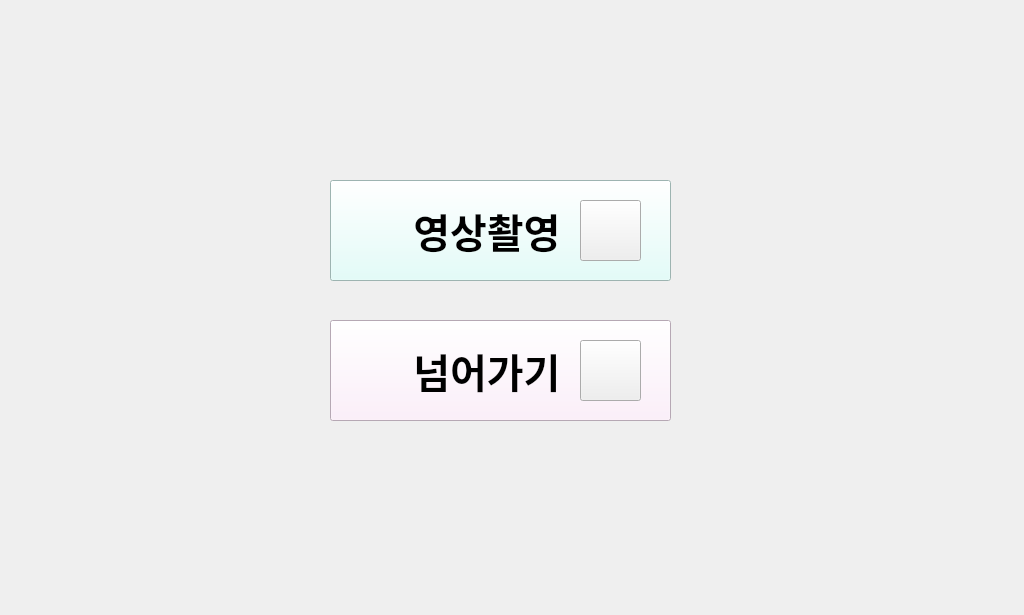
The window that IoT/SelectPage.ui (cmkds/job-tender-project) describes before a commit, drawn with Qt 5.
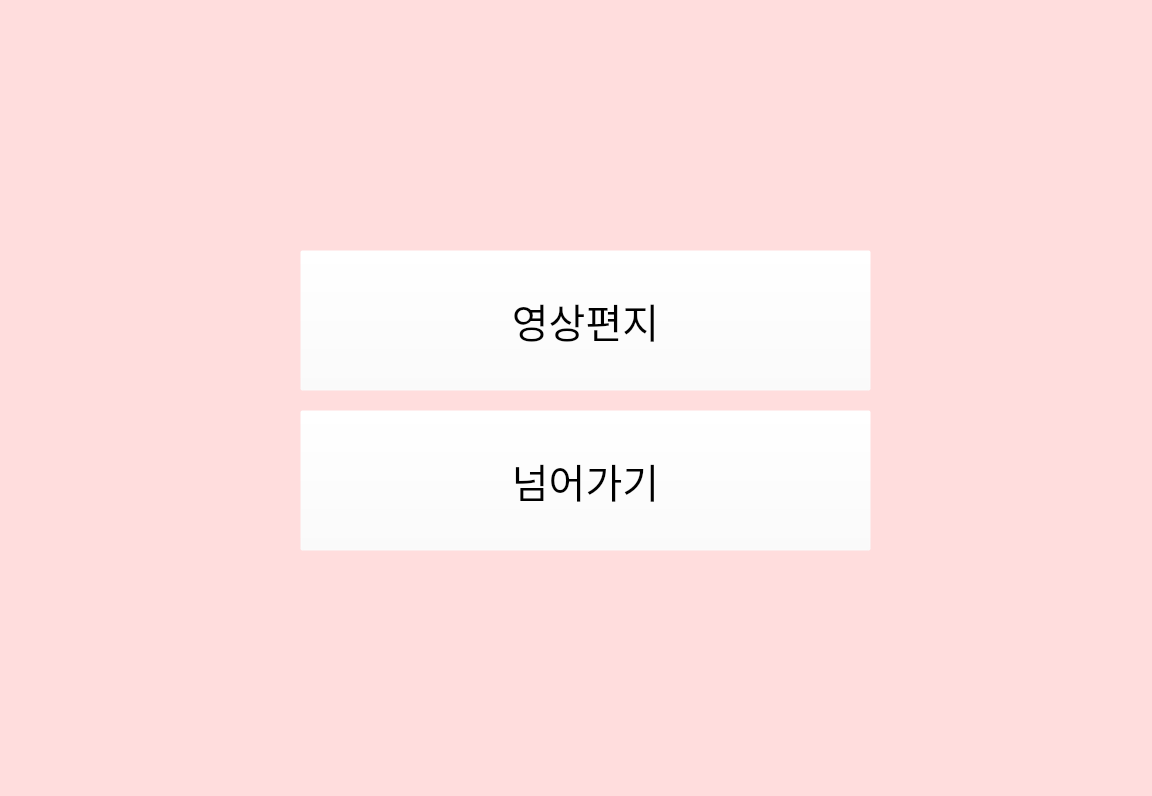
The same window after the commit. Icons and pictures are not drawn.

```diff
--- a/IoT/SelectPage.ui
+++ b/IoT/SelectPage.ui
@@ -6,8 +6,8 @@
    <rect>
     <x>0</x>
     <y>0</y>
-    <width>1024</width>
-    <height>615</height>
+    <width>1152</width>
+    <height>796</height>
    </rect>
   </property>
   <property name="font">
@@ -19,84 +19,53 @@
   <property name="windowTitle">
    <string>Form</string>
   </property>
+  <property name="styleSheet">
+   <string notr="true">background-color: rgb(255, 221, 221);</string>
+  </property>
   <widget class="QPushButton" name="videoBtn">
    <property name="geometry">
     <rect>
-     <x>330</x>
-     <y>180</y>
-     <width>341</width>
-     <height>101</height>
+     <x>300</x>
+     <y>250</y>
+     <width>571</width>
+     <height>141</height>
     </rect>
    </property>
    <property name="font">
     <font>
-     <family>휴먼편지체</family>
+     <family>강원교육모두 Bold</family>
      <pointsize>30</pointsize>
-     <weight>75</weight>
-     <bold>true</bold>
     </font>
    </property>
    <property name="styleSheet">
-    <string notr="true">background-color: rgb(220, 252, 248);</string>
+    <string notr="true">border-image: url(:/images/btn.png);
+background-color: rgba(255, 255, 255, 0);</string>
    </property>
    <property name="text">
-    <string>영상촬영   </string>
+    <string>영상편지</string>
    </property>
   </widget>
   <widget class="QPushButton" name="skipBtn">
    <property name="geometry">
     <rect>
-     <x>330</x>
-     <y>320</y>
-     <width>341</width>
-     <height>101</height>
+     <x>300</x>
+     <y>410</y>
+     <width>571</width>
+     <height>141</height>
     </rect>
    </property>
    <property name="font">
     <font>
-     <family>휴먼편지체</family>
+     <family>강원교육모두 Bold</family>
      <pointsize>30</pointsize>
-     <weight>75</weight>
-     <bold>true</bold>
     </font>
    </property>
    <property name="styleSheet">
-    <string notr="true">background-color: rgb(255, 235, 252);</string>
+    <string notr="true">border-image: url(:/images/btn.png);
+background-color: rgba(255, 255, 255, 0);</string>
    </property>
    <property name="text">
-    <string>넘어가기   </string>
-   </property>
-  </widget>
-  <widget class="QPushButton" name="pushButton_3">
-   <property name="geometry">
-    <rect>
-     <x>580</x>
-     <y>200</y>
-     <width>61</width>
-     <height>61</height>
-    </rect>
-   </property>
-   <property name="styleSheet">
-    <string notr="true">border-image: url(:/image/next_button.png);</string>
-   </property>
-   <property name="text">
-    <string/>
-   </property>
-  </widget>
-  <widget class="QPushButton" name="pushButton_4">
-   <property name="geometry">
-    <rect>
-     <x>580</x>
-     <y>340</y>
-     <width>61</width>
-     <height>61</height>
-    </rect>
-   </property>
-   <property name="styleSheet">
-    <string notr="true">border-image: url(:/image/next_button.png);</string>
-   </property>
-   <property name="text">
-    <string/>
+    <string>넘어가기</string>
    </property>
   </widget>
  </widget>
```
Left out of the diff: 16 changed lines with no effect on the pictures.
